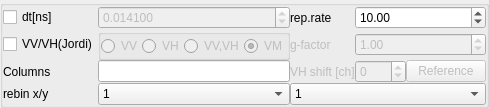
The window that chisurf/gui/widgets/experiments/tcspc/tcspc_csv.ui (Fluorescence-Tools/chisurf) describes before a commit, drawn with Qt 5.
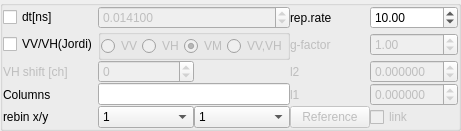
The same window after the commit.

```diff
--- a/chisurf/gui/widgets/experiments/tcspc/tcspc_csv.ui
+++ b/chisurf/gui/widgets/experiments/tcspc/tcspc_csv.ui
@@ -6,8 +6,8 @@
    <rect>
     <x>0</x>
     <y>0</y>
-    <width>423</width>
-    <height>92</height>
+    <width>398</width>
+    <height>105</height>
    </rect>
   </property>
   <property name="windowTitle">
@@ -50,108 +50,17 @@
       <property name="spacing">
        <number>0</number>
       </property>
-      <item row="0" column="1">
-       <widget class="QDoubleSpinBox" name="doubleSpinBox_2">
-        <property name="enabled">
-         <bool>false</bool>
-        </property>
-        <property name="sizePolicy">
-         <sizepolicy hsizetype="MinimumExpanding" vsizetype="Fixed">
-          <horstretch>0</horstretch>
-          <verstretch>0</verstretch>
-         </sizepolicy>
-        </property>
-        <property name="decimals">
-         <number>6</number>
-        </property>
-        <property name="maximum">
-         <double>120.000000000000000</double>
-        </property>
-        <property name="singleStep">
-         <double>0.000100000000000</double>
-        </property>
-        <property name="value">
-         <double>0.014100000000000</double>
-        </property>
-       </widget>
-      </item>
-      <item row="1" column="0">
-       <widget class="QCheckBox" name="checkBox_3">
-        <property name="toolTip">
-         <string>If this checkbox is checked the data is expected to be a &quot;Jordi&quot; file. This means
-that the count in the VV and the VH detection channels data are stacked vertically.</string>
-        </property>
-        <property name="text">
-         <string>VV/VH(Jordi)</string>
-        </property>
-       </widget>
-      </item>
-      <item row="0" column="2">
-       <widget class="QLabel" name="label_2">
-        <property name="sizePolicy">
-         <sizepolicy hsizetype="Fixed" vsizetype="Preferred">
-          <horstretch>0</horstretch>
-          <verstretch>0</verstretch>
-         </sizepolicy>
-        </property>
-        <property name="text">
-         <string>rep.rate</string>
-        </property>
-       </widget>
-      </item>
-      <item row="1" column="3" colspan="2">
-       <widget class="QDoubleSpinBox" name="doubleSpinBox_3">
-        <property name="enabled">
-         <bool>false</bool>
-        </property>
-        <property name="singleStep">
-         <double>0.010000000000000</double>
-        </property>
-        <property name="value">
-         <double>1.000000000000000</double>
-        </property>
-       </widget>
-      </item>
-      <item row="1" column="2">
-       <widget class="QLabel" name="label_4">
-        <property name="enabled">
-         <bool>false</bool>
-        </property>
-        <property name="text">
-         <string>g-factor</string>
-        </property>
-       </widget>
-      </item>
-      <item row="0" column="3" colspan="2">
-       <widget class="QDoubleSpinBox" name="doubleSpinBox">
-        <property name="enabled">
-         <bool>true</bool>
-        </property>
-        <property name="sizePolicy">
-         <sizepolicy hsizetype="MinimumExpanding" vsizetype="Fixed">
-          <horstretch>0</horstretch>
-          <verstretch>0</verstretch>
-         </sizepolicy>
-        </property>
-        <property name="toolTip">
-         <string>The repetition rate of the laser in MHz</string>
-        </property>
-        <property name="maximum">
-         <double>120.000000000000000</double>
-        </property>
-        <property name="singleStep">
-         <double>0.100000000000000</double>
-        </property>
-        <property name="value">
-         <double>10.000000000000000</double>
-        </property>
-       </widget>
-      </item>
-      <item row="1" column="1">
+      <item row="1" column="1" colspan="2">
        <widget class="QGroupBox" name="groupBox_2">
         <property name="enabled">
          <bool>false</bool>
         </property>
+        <property name="sizePolicy">
+         <sizepolicy hsizetype="Preferred" vsizetype="Minimum">
+          <horstretch>0</horstretch>
+          <verstretch>0</verstretch>
+         </sizepolicy>
+        </property>
         <property name="title">
          <string/>
         </property>
@@ -194,13 +103,6 @@
            </property>
           </widget>
          </item>
-         <item>
-          <widget class="QRadioButton" name="radioButton_4">
-           <property name="text">
-            <string>VV,VH</string>
-           </property>
-          </widget>
-         </item>
          <item>
           <widget class="QRadioButton" name="radioButton">
            <property name="text">
@@ -211,9 +113,51 @@
            </property>
           </widget>
          </item>
+         <item>
+          <widget class="QRadioButton" name="radioButton_4">
+           <property name="text">
+            <string>VV,VH</string>
+           </property>
+          </widget>
+         </item>
         </layout>
        </widget>
       </item>
+      <item row="0" column="1" colspan="2">
+       <widget class="QDoubleSpinBox" name="doubleSpinBox_2">
+        <property name="enabled">
+         <bool>false</bool>
+        </property>
+        <property name="sizePolicy">
+         <sizepolicy hsizetype="MinimumExpanding" vsizetype="Fixed">
+          <horstretch>0</horstretch>
+          <verstretch>0</verstretch>
+         </sizepolicy>
+        </property>
+        <property name="decimals">
+         <number>6</number>
+        </property>
+        <property name="maximum">
+         <double>120.000000000000000</double>
+        </property>
+        <property name="singleStep">
+         <double>0.000100000000000</double>
+        </property>
+        <property name="value">
+         <double>0.014100000000000</double>
+        </property>
+       </widget>
+      </item>
+      <item row="1" column="3">
+       <widget class="QLabel" name="label_4">
+        <property name="enabled">
+         <bool>false</bool>
+        </property>
+        <property name="text">
+         <string>g-factor</string>
+        </property>
+       </widget>
+      </item>
       <item row="0" column="0">
        <widget class="QCheckBox" name="checkBox_2">
         <property name="toolTip">
@@ -224,57 +168,167 @@
         </property>
        </widget>
       </item>
-      <item row="2" column="2">
-       <widget class="QLabel" name="label_vh_shift">
+      <item row="1" column="4">
+       <widget class="QDoubleSpinBox" name="doubleSpinBox_3">
         <property name="enabled">
          <bool>false</bool>
         </property>
-        <property name="text">
-         <string>VH shift [ch]</string>
+        <property name="singleStep">
+         <double>0.010000000000000</double>
         </property>
+        <property name="value">
+         <double>1.000000000000000</double>
+        </property>
        </widget>
       </item>
-      <item row="2" column="3">
-       <widget class="QSpinBox" name="spinBox_vh_shift">
+      <item row="4" column="2">
+       <widget class="QComboBox" name="comboBox_2">
+        <property name="sizePolicy">
+         <sizepolicy hsizetype="MinimumExpanding" vsizetype="Fixed">
+          <horstretch>0</horstretch>
+          <verstretch>0</verstretch>
+         </sizepolicy>
+        </property>
+        <property name="toolTip">
+         <string>If the rebin option is set to a value greater than &quot;1&quot; the 
+two neighboring values are added. For instance, for the
+array &quot;1, 2, 3, 4, 5, 6, 7, 8&quot; a rebin value of &quot;2&quot; results in
+the array &quot;3, 7, 11, 15&quot;.</string>
+        </property>
+        <item>
+         <property name="text">
+          <string>1</string>
+         </property>
+        </item>
+        <item>
+         <property name="text">
+          <string>2</string>
+         </property>
+        </item>
+        <item>
+         <property name="text">
+          <string>4</string>
+         </property>
+        </item>
+        <item>
+         <property name="text">
+          <string>8</string>
+         </property>
+        </item>
+       </widget>
+      </item>
+      <item row="0" column="4" colspan="2">
+       <widget class="QDoubleSpinBox" name="doubleSpinBox">
         <property name="enabled">
-         <bool>false</bool>
+         <bool>true</bool>
         </property>
-        <property name="minimum">
-         <number>-150</number>
+        <property name="sizePolicy">
+         <sizepolicy hsizetype="Minimum" vsizetype="Fixed">
+          <horstretch>0</horstretch>
+          <verstretch>0</verstretch>
+         </sizepolicy>
+        </property>
+        <property name="toolTip">
+         <string>The repetition rate of the laser in MHz</string>
         </property>
         <property name="maximum">
-         <number>150</number>
+         <double>120.000000000000000</double>
         </property>
         <property name="singleStep">
          <number>1</number>
         </property>
         <property name="value">
-         <number>0</number>
+         <double>10.000000000000000</double>
         </property>
        </widget>
       </item>
-      <item row="2" column="4">
-       <widget class="QPushButton" name="pushButton_inspect">
-        <property name="enabled">
-         <bool>false</bool>
-        </property>
+      <item row="1" column="0">
+       <widget class="QCheckBox" name="checkBox_3">
         <property name="toolTip">
          <string>Use reference dye to adjust shift and G-Factor.</string>
         </property>
         <property name="text">
-         <string>Reference</string>
+         <string>VV/VH(Jordi)</string>
         </property>
        </widget>
       </item>
-      <item row="2" column="0">
+      <item row="3" column="0">
        <widget class="QLabel" name="label">
         <property name="text">
          <string>Columns</string>
         </property>
        </widget>
       </item>
-      <item row="2" column="1">
+      <item row="4" column="0">
+       <widget class="QLabel" name="label_3">
+        <property name="sizePolicy">
+         <sizepolicy hsizetype="Fixed" vsizetype="Preferred">
+          <horstretch>0</horstretch>
+          <verstretch>0</verstretch>
+         </sizepolicy>
+        </property>
+        <property name="text">
+         <string>rebin x/y</string>
+        </property>
+       </widget>
+      </item>
+      <item row="4" column="1">
+       <widget class="QComboBox" name="comboBox">
+        <property name="sizePolicy">
+         <sizepolicy hsizetype="MinimumExpanding" vsizetype="Fixed">
+          <horstretch>0</horstretch>
+          <verstretch>0</verstretch>
+         </sizepolicy>
+        </property>
+        <property name="toolTip">
+         <string>If the rebin option is set to a value greater than &quot;1&quot; the 
+two neighboring values are added. For instance, for the
+array &quot;1, 2, 3, 4, 5, 6, 7, 8&quot; a rebin value of &quot;2&quot; results in
+the array &quot;3, 7, 11, 15&quot;.</string>
+        </property>
+        <item>
+         <property name="text">
+          <string>1</string>
+         </property>
+        </item>
+        <item>
+         <property name="text">
+          <string>2</string>
+         </property>
+        </item>
+        <item>
+         <property name="text">
+          <string>4</string>
+         </property>
+        </item>
+        <item>
+         <property name="text">
+          <string>8</string>
+         </property>
+        </item>
+       </widget>
+      </item>
+      <item row="0" column="3">
+       <widget class="QLabel" name="label_2">
+        <property name="sizePolicy">
+         <sizepolicy hsizetype="Fixed" vsizetype="Preferred">
+          <horstretch>0</horstretch>
+          <verstretch>0</verstretch>
+         </sizepolicy>
+        </property>
+        <property name="text">
+         <string>rep.rate</string>
+        </property>
+       </widget>
+      </item>
+      <item row="3" column="1" colspan="2">
        <widget class="QLineEdit" name="lineEdit">
+        <property name="sizePolicy">
+         <sizepolicy hsizetype="MinimumExpanding" vsizetype="Fixed">
+          <horstretch>0</horstretch>
+          <verstretch>0</verstretch>
+         </sizepolicy>
+        </property>
         <property name="toolTip">
          <string>This specifies which column numbers from the matrix are used.
 The columns numbers should be seperated by spaces, e.g.:
@@ -293,59 +347,115 @@
         </property>
        </widget>
       </item>
-      <item row="3" column="0">
-       <widget class="QLabel" name="label_3">
-        <property name="sizePolicy">
-         <sizepolicy hsizetype="Fixed" vsizetype="Preferred">
-          <horstretch>0</horstretch>
-          <verstretch>0</verstretch>
-         </sizepolicy>
+      <item row="2" column="0">
+       <widget class="QLabel" name="label_vh_shift">
+        <property name="enabled">
+         <bool>false</bool>
         </property>
         <property name="text">
-         <string>rebin x/y</string>
+         <string>VH shift [ch]</string>
         </property>
        </widget>
       </item>
-      <item row="3" column="1">
-       <widget class="QComboBox" name="comboBox">
+      <item row="2" column="1">
+       <widget class="QSpinBox" name="spinBox_vh_shift">
+        <property name="enabled">
+         <bool>false</bool>
+        </property>
+        <property name="minimum">
+         <number>-150</number>
+        </property>
+        <property name="maximum">
+         <number>150</number>
+        </property>
+        <property name="singleStep">
+         <number>1</number>
+        </property>
+        <property name="value">
+         <number>0</number>
+        </property>
+       </widget>
+      </item>
+      <item row="2" column="3">
+       <widget class="QLabel" name="label_l2">
+        <property name="enabled">
+         <bool>false</bool>
+        </property>
+        <property name="toolTip">
+         <string>Polarization leakage correction l2.</string>
+        </property>
+        <property name="text">
+         <string>l2</string>
+        </property>
+       </widget>
+      </item>
+      <item row="2" column="4">
+       <widget class="QDoubleSpinBox" name="doubleSpinBox_l2">
+        <property name="enabled">
+         <bool>false</bool>
+        </property>
+        <property name="decimals">
+         <number>6</number>
+        </property>
+        <property name="minimum">
+         <double>-10.000000000000000</double>
+        </property>
+        <property name="maximum">
+         <double>10.000000000000000</double>
+        </property>
+        <property name="singleStep">
+         <double>0.001000000000000</double>
+        </property>
+        <property name="value">
+         <double>0.000000000000000</double>
+        </property>
+       </widget>
+      </item>
+      <item row="3" column="3">
+       <widget class="QLabel" name="label_l1_l2">
+        <property name="enabled">
+         <bool>false</bool>
+        </property>
+        <property name="text">
+         <string>l1</string>
+        </property>
+       </widget>
+      </item>
+      <item row="3" column="4">
+       <widget class="QDoubleSpinBox" name="doubleSpinBox_l1">
+        <property name="enabled">
+         <bool>false</bool>
+        </property>
         <property name="sizePolicy">
-         <sizepolicy hsizetype="MinimumExpanding" vsizetype="Fixed">
+         <sizepolicy hsizetype="Fixed" vsizetype="Fixed">
           <horstretch>0</horstretch>
           <verstretch>0</verstretch>
          </sizepolicy>
         </property>
-        <property name="toolTip">
-         <string>If the rebin option is set to a value greater than &quot;1&quot; the 
-two neighboring values are added. For instance, for the
-array &quot;1, 2, 3, 4, 5, 6, 7, 8&quot; a rebin value of &quot;2&quot; results in
-the array &quot;3, 7, 11, 15&quot;.</string>
+        <property name="decimals">
+         <number>6</number>
         </property>
-        <item>
-         <property name="text">
-          <string>1</string>
-         </property>
-        </item>
-        <item>
-         <property name="text">
-          <string>2</string>
-         </property>
-        </item>
-        <item>
-         <property name="text">
-          <string>4</string>
-         </property>
-        </item>
-        <item>
-         <property name="text">
-          <string>8</string>
-         </property>
-        </item>
+        <property name="minimum">
+         <double>-10.000000000000000</double>
+        </property>
+        <property name="maximum">
+         <double>10.000000000000000</double>
+        </property>
+        <property name="singleStep">
+         <double>0.001000000000000</double>
+        </property>
+        <property name="value">
+         <double>0.000000000000000</double>
+        </property>
        </widget>
       </item>
-      <item row="3" column="2" colspan="3">
-       <widget class="QComboBox" name="comboBox_2">
+      <item row="4" column="3">
+       <widget class="QPushButton" name="pushButton_inspect">
+        <property name="enabled">
+         <bool>false</bool>
+        </property>
         <property name="sizePolicy">
-         <sizepolicy hsizetype="MinimumExpanding" vsizetype="Fixed">
+         <sizepolicy hsizetype="Fixed" vsizetype="Fixed">
           <horstretch>0</horstretch>
           <verstretch>0</verstretch>
          </sizepolicy>
@@ -356,26 +466,22 @@
 array &quot;1, 2, 3, 4, 5, 6, 7, 8&quot; a rebin value of &quot;2&quot; results in
 the array &quot;3, 7, 11, 15&quot;.</string>
         </property>
-        <item>
-         <property name="text">
-          <string>1</string>
-         </property>
-        </item>
-        <item>
-         <property name="text">
-          <string>2</string>
-         </property>
-        </item>
-        <item>
-         <property name="text">
-          <string>4</string>
-         </property>
-        </item>
-        <item>
-         <property name="text">
-          <string>8</string>
-         </property>
-        </item>
+        <property name="text">
+         <string>Reference</string>
+        </property>
+       </widget>
+      </item>
+      <item row="4" column="4">
+       <widget class="QCheckBox" name="checkBox_link_l1_l2">
+        <property name="enabled">
+         <bool>false</bool>
+        </property>
+        <property name="text">
+         <string>link</string>
+        </property>
+        <property name="checked">
+         <bool>false</bool>
+        </property>
        </widget>
       </item>
      </layout>
```
Left out of the diff: 143 changed lines with no effect on the pictures.
